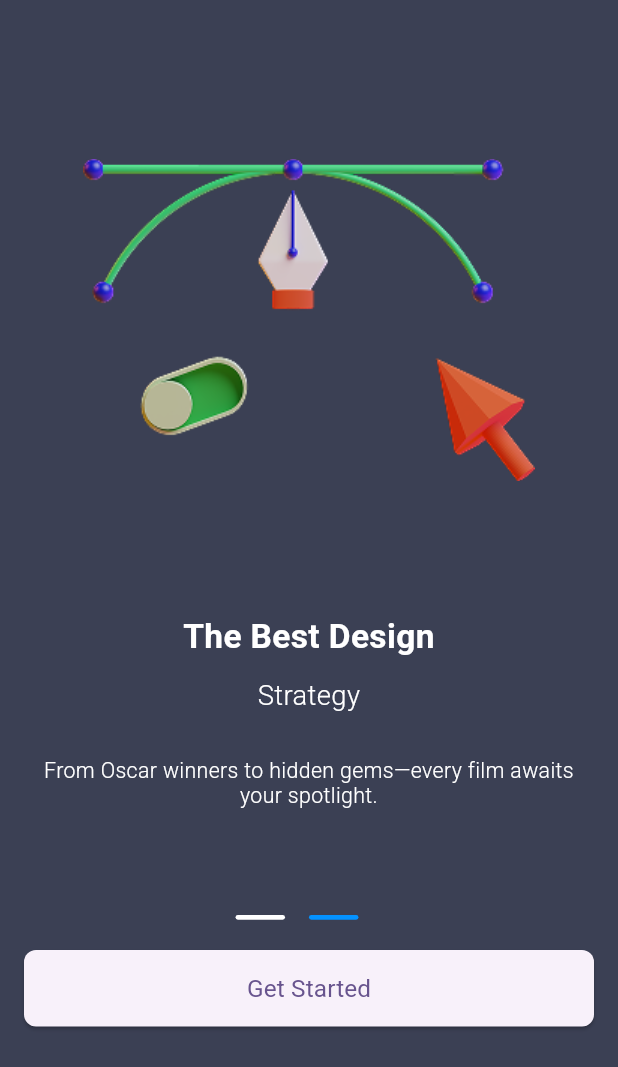
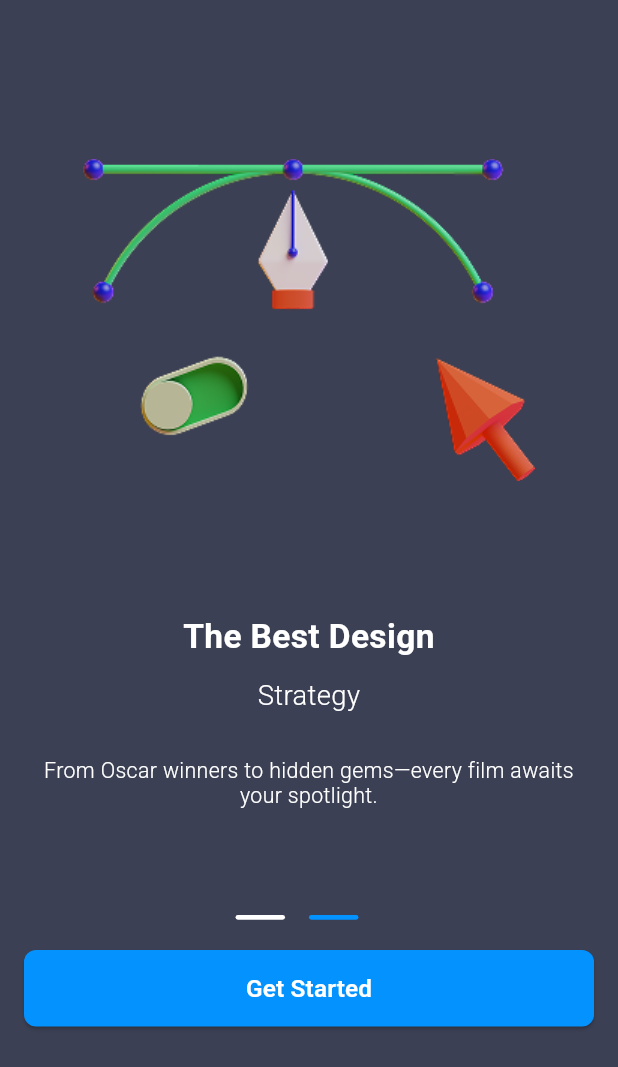
Before and after one commit to atik1404/flutter_component_playground, a Flutter app: the screen it shows after launch, swiped to page 2, on a phone screen of 412 x 824 dp. Shown: the top 1067 px of the screen. Run offline on Flutter 3.47's test engine with Material 3 defaults, Android fonts, the phone set to English and light mode, and no system bars; our stand-ins replace equatable, flutter_bloc, flutter_screenutil, fluttertoast, get_it, go_router and 1 more.

```diff
--- a/lib/core/designsystem/extensions/theme_context_extension.dart
+++ b/lib/core/designsystem/extensions/theme_context_extension.dart
@@ -11,7 +11,9 @@ extension ThemeContextExtension on BuildContext {
   TextColor get textColors => _colorTokens.textColor;
   TextFieldColor get textFieldColors => _colorTokens.textFieldColor;
   BackgroundColor get backgroundColors => _colorTokens.backgroundColor;
+  ButtonColor get buttonColors => _colorTokens.buttonColor;
   AppBarColor get appBarColors => _colorTokens.appBarColor;
+  StrokeColor get strokeColors => _colorTokens.strokeColor;
   AppTypography get typography => Theme.of(this)._typography;
   DimensionAggregator get _dimensions => Theme.of(this)._dimensions;
   IconSize get iconSizes => _dimensions.icon;
--- /dev/null
+++ b/lib/core/ui/widgets/app_button.dart
@@ -0,0 +1,51 @@
+
+import 'package:flutter/material.dart';
+import 'package:flutter_component_playground/core/designsystem/extensions/theme_context_extension.dart';
+
+class AppButton extends StatelessWidget {
+  final String text;
+  final VoidCallback onPressed;
+  final bool isFullWidth;
+  final double? width;
+  final Color? backgroundColor;
+  final Color? textColor;
+  final double borderRadius;
+  final EdgeInsetsGeometry? padding;
+
+  const AppButton({
+    super.key,
+    required this.text,
+    required this.onPressed,
+    this.isFullWidth = true,
+    this.width,
+    this.backgroundColor,
+    this.textColor,
+    this.borderRadius = 8.0,
+    this.padding,
+  });
+
+  @override
+  Widget build(BuildContext context) {
+    return SizedBox(
+      width: isFullWidth ? double.infinity : width,
+      child: ElevatedButton(
+        onPressed: onPressed,
+        style: ElevatedButton.styleFrom(
+          backgroundColor: backgroundColor ?? context.buttonColors.primary,
+          shape: RoundedRectangleBorder(
+            borderRadius: BorderRadius.circular(borderRadius),
+          ),
+          padding: padding ?? EdgeInsets.symmetric(
+            vertical: context.spacingSizes.base,
+          ),
+        ),
+        child: Text(
+          text,
+          style: context.typography.bodyLargeSemiBold.copyWith(
+            color: textColor ?? context.textColors.whiteTextColor,
+          ),
+        ),
+      ),
+    );
+  }
+}
--- a/lib/presentation/auth/onboarding/onboarding_screen.dart
+++ b/lib/presentation/auth/onboarding/onboarding_screen.dart
@@ -1,13 +1,13 @@
 import 'package:flutter/material.dart';
 import 'package:flutter/services.dart';
-import 'package:flutter_component_playground/core/common/utils/logger_utils';
 import 'package:flutter_component_playground/core/designsystem/extensions/theme_context_extension.dart';
-import 'package:flutter_component_playground/core/designsystem/resources/app_images.dart';
 import 'package:flutter_component_playground/core/model/onboarding_pager_entity.dart';
+import 'package:flutter_component_playground/core/ui/widgets/app_button.dart';
 import 'package:flutter_component_playground/core/ui/widgets/spacer_box.dart';
 import 'package:flutter_component_playground/localization/localize_extension.dart';
+import 'package:flutter_component_playground/navigation/app_route.dart';
 import 'package:flutter_screenutil/flutter_screenutil.dart';
-import 'package:fluttertoast/fluttertoast.dart';
+import 'package:go_router/go_router.dart';
 
 class OnboardingScreen extends StatefulWidget {
   const OnboardingScreen({super.key});
@@ -47,8 +47,7 @@ class _OnboardingScreenState extends State<OnboardingScreen> {
             SpacerBox(
               height: 20.h,
             ),
-            if (_currentPage == onboardingPagerList.length - 1)
-              _buildButton(),
+            _buildAnimatedButton(context),
             SpacerBox(
               height: screenSize.height * 0.15,
             ),
@@ -145,28 +144,24 @@ class _OnboardingScreenState extends State<OnboardingScreen> {
     );
   }
 
-  Widget _buildButton() {
-    return SizedBox(
-      width: double.infinity,
-      child: ElevatedButton(
-        onPressed: () {
-          Fluttertoast.showToast(msg: "Button clicked");
-          log.info("info log");
-        },
-        style: ElevatedButton.styleFrom(
-          shape: RoundedRectangleBorder(
-            borderRadius: BorderRadius.circular(8), // Rounded corners
-          ),
-          padding: EdgeInsets.symmetric(
-            vertical: context.spacingSizes.base,
-          ),
+  Widget _buildAnimatedButton(BuildContext context) {
+    return AnimatedOpacity(
+      duration: const Duration(milliseconds: 500),
+      opacity: _currentPage == onboardingPagerList.length - 1 ? 1.0 : 0.0,
+      child: AnimatedContainer(
+        duration: const Duration(milliseconds: 500),
+        transform: Matrix4.translationValues(
+          0,
+          _currentPage == onboardingPagerList.length - 1 ? 0 : 50,
+          0,
         ),
-        child: Text(
-          context.getString.button_get_started,
-          style: context.typography.bodyLargeRegular,
+        child: AppButton(
+          text: context.getString.button_get_started,
+          onPressed: () {
+            context.goNamed(AppRoute.loginScreen);
+          },
         ),
       ),
     );
   }
-
 }
```
Also changed, not shown: lib/core/designsystem/dimensions/image_size.dart (+4 -4 lines), lib/core/ui/formatters/input_formatters.dart (added, +60 -0 lines), lib/core/ui/widgets/app_text_field.dart (added, +143 -0 lines), lib/localization/intl_bn.arb (+13 -1 lines), lib/localization/intl_en.arb (+14 -2 lines), lib/presentation/auth/login/login_screen.dart (+6 -2 lines), lib/localization/generated/intl/messages_bn.dart, lib/localization/generated/intl/messages_en.dart, lib/localization/generated/l10n.dart.
